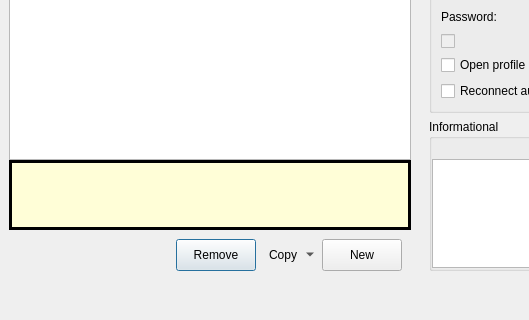
First picture: the form in src/ui/connection_profiles.ui, repository Mudlet/Mudlet, before the edit; both pictures show x 0 to 529 and y 362 to 682 of the 760 by 682 pixel window.
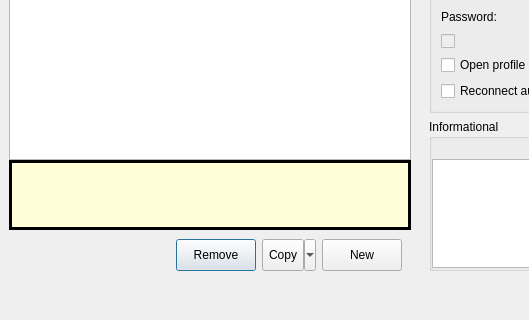
Second picture: the form after the edit. Icons and pictures are not drawn.

Diff of the .ui file:
```diff
--- a/src/ui/connection_profiles.ui
+++ b/src/ui/connection_profiles.ui
@@ -2195,6 +2195,12 @@
             </item>
             <item>
              <widget class="QToolButton" name="copy_profile_toolbutton">
+              <property name="sizePolicy">
+               <sizepolicy hsizetype="Fixed" vsizetype="Preferred">
+                <horstretch>0</horstretch>
+                <verstretch>0</verstretch>
+               </sizepolicy>
+              </property>
               <property name="minimumSize">
                <size>
                 <width>0</width>
@@ -2210,9 +2216,6 @@
               <property name="toolButtonStyle">
                <enum>Qt::ToolButtonFollowStyle</enum>
               </property>
-              <property name="autoRaise">
-               <bool>true</bool>
-              </property>
              </widget>
             </item>
             <item>
```
Left out of the diff: 3 changed lines with no effect on the pictures.
